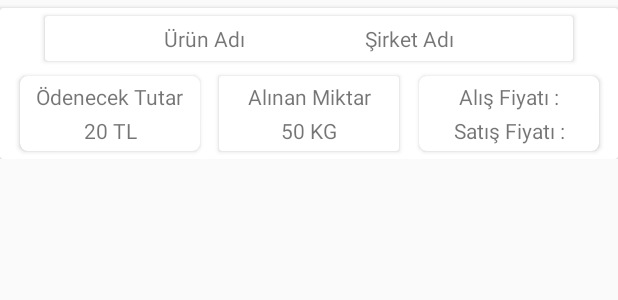
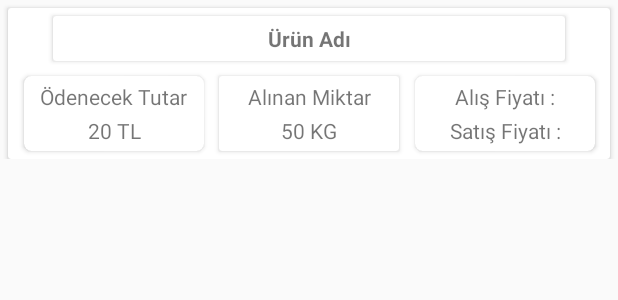
Before and after one commit to mertbabur/Stok-Tracking, an Android app: the layout cardview_summary_purchased_product_design.xml on its own in the app's theme, with its tools: preview values and no code run, on a phone screen of 412 x 824 dp. Shown: the top 300 px of the screen. Run offline under Robolectric (Android 15) with nearby library versions, the phone set to English and light mode, and no system bars.

Commit message:
bir alttaki commitin devamı .

```diff
--- a/app/src/main/res/layout/cardview_summary_purchased_product_design.xml
+++ b/app/src/main/res/layout/cardview_summary_purchased_product_design.xml
@@ -8,7 +8,11 @@
     <androidx.cardview.widget.CardView
         android:layout_width="match_parent"
         android:layout_height="wrap_content"
+        android:layout_marginStart="5dp"
+        android:layout_marginLeft="5dp"
         android:layout_marginTop="5dp"
+        android:layout_marginEnd="5dp"
+        android:layout_marginRight="5dp"
         app:layout_constraintBottom_toBottomOf="parent"
         app:layout_constraintEnd_toEndOf="parent"
         app:layout_constraintHorizontal_bias="0.5"
@@ -44,22 +48,13 @@
                         android:layout_marginTop="5dp"
                         android:layout_marginBottom="5dp"
                         android:text="Ürün Adı"
+                        android:textStyle="bold"
                         app:layout_constraintBottom_toBottomOf="parent"
-                        app:layout_constraintEnd_toStartOf="@+id/textView_cardView_summaryProduct_companyName"
+                        app:layout_constraintEnd_toEndOf="parent"
                         app:layout_constraintHorizontal_bias="0.5"
                         app:layout_constraintStart_toStartOf="parent"
                         app:layout_constraintTop_toTopOf="parent" />
 
-                    <TextView
-                        android:id="@+id/textView_cardView_summaryProduct_companyName"
-                        android:layout_width="wrap_content"
-                        android:layout_height="wrap_content"
-                        android:text="Şirket Adı"
-                        app:layout_constraintBottom_toBottomOf="parent"
-                        app:layout_constraintEnd_toEndOf="parent"
-                        app:layout_constraintHorizontal_bias="0.5"
-                        app:layout_constraintStart_toEndOf="@+id/textView_cardView_summaryProduct_productName"
-                        app:layout_constraintTop_toTopOf="parent" />
                 </androidx.constraintlayout.widget.ConstraintLayout>
             </androidx.cardview.widget.CardView>
 
--- a/app/src/main/res/layout/fragment_detail_customer_design.xml
+++ b/app/src/main/res/layout/fragment_detail_customer_design.xml
@@ -268,7 +268,7 @@
             android:layout_height="match_parent">
 
             <TextView
-                android:id="@+id/textView13"
+                android:id="@+id/textView_fragmentDetailCustomer_title"
                 android:layout_width="wrap_content"
                 android:layout_height="wrap_content"
                 android:layout_marginStart="20dp"
```
Also changed, not shown: app/src/main/java/com/example/stoktakip/Adapters/SummaryProductAdapter.java (+39 -3 lines), app/src/main/java/com/example/stoktakip/Fragments/DetailCustomerOrSupplierFragment.java (+9 -2 lines).
